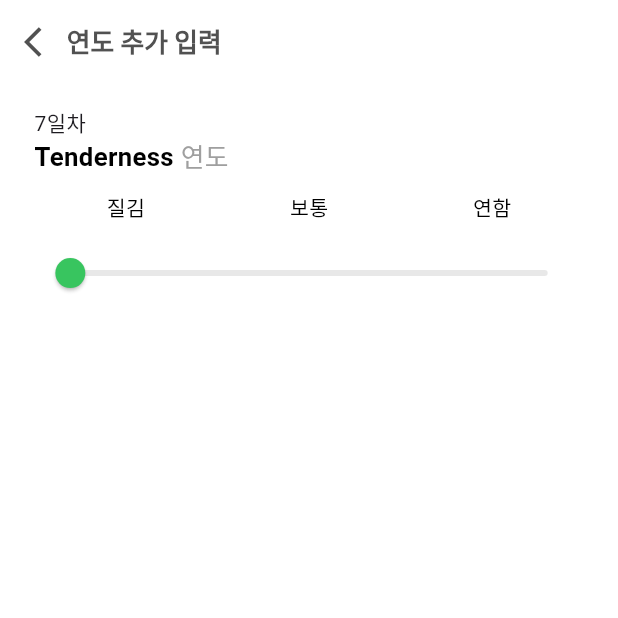
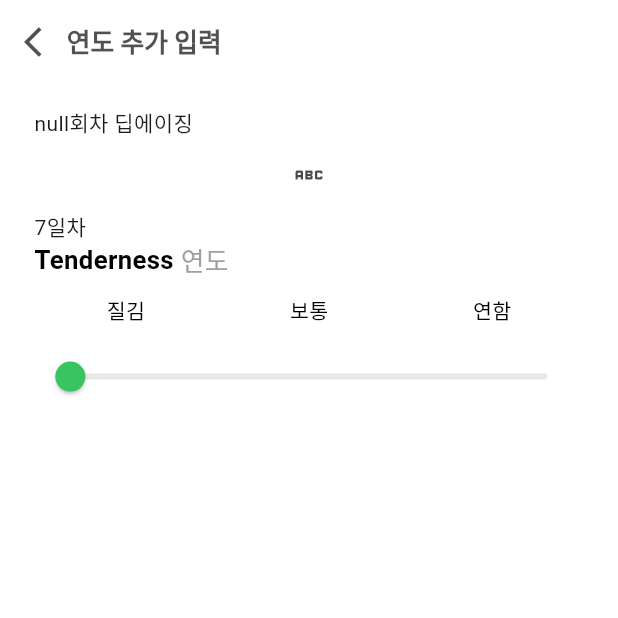
Before and after one commit to wonjuneee/20242R0136COSE48002, a Flutter app: the InsertionHeatedSensoryAddScreen screen opened by its route, on a phone screen of 412 x 824 dp, the top half of it. Run offline on Flutter 3.47's test engine with Material 3 defaults, Android fonts, the phone set to English and light mode, and no system bars; drawn by our look-alikes of syncfusion_flutter_sliders; our stand-ins replace camera, cloud_firestore, dotted_border, email_validator, firebase_auth, firebase_core and 8 more; missing offline and left inert: kpostal, qr_code_scanner, syncfusion_flutter_core, xml2json; accounts and stored records are empty; Roboto replaces fonts that are missing (Pretendard); statements that could not run were skipped.

Commit message:
feat:날짜차이 구하기

```diff
--- a/app/structure/lib/config/userfuls.dart
+++ b/app/structure/lib/config/usefuls.dart
@@ -47,6 +47,14 @@ class Usefuls {
     return '$year.$month.$day';
   }
 
+  /// date 형식을 yyyy.MM.dd -> yyyyMMdd로 변환하는 함수
+  static String dotDateToDate(String dotDate) {
+    String year = dotDate.substring(0, 4);
+    String month = dotDate.substring(5, 7);
+    String day = dotDate.substring(8, 10);
+    return '$year$month$day';
+  }
+
   /// yyyy-MM-ddThh:mm:ss 형식의 날짜를 yyyy.MM.dd 형식으로 파싱
   static String parseDate(String? inputDate) {
     if (inputDate == null) return '-';
--- a/app/structure/lib/model/meat_model.dart
+++ b/app/structure/lib/model/meat_model.dart
@@ -49,6 +49,9 @@ class MeatModel with ChangeNotifier {
 
   /// 선택된 데이터의 seqno
   int? seqno;
+
+  /// 선택된 데이터의 deepaging 생성 날짜
+  String? deepAgingCreatedAt;
 
   /// 관능평가 데이터
   ///
@@ -211,6 +214,7 @@ class MeatModel with ChangeNotifier {
     this.birthYmd,
     this.deepAgingInfo,
     this.seqno,
+    this.deepAgingCreatedAt,
     this.sensoryEval,
     this.heatedSensoryEval,
     this.probExpt,
@@ -463,6 +467,7 @@ class MeatModel with ChangeNotifier {
   /// 선택된 index의 처리육 데이터 저장
   void fromJsonDeepAged(int idx) {
     seqno = int.parse('${deepAgingInfo![idx]['seqno']}');
+    deepAgingCreatedAt = deepAgingInfo![idx]['date'];
     sensoryEval = deepAgingInfo![idx]['sensory_eval'];
     heatedSensoryEval = deepAgingInfo![idx]['heatedmeat_sensory_eval'];
     probExpt = deepAgingInfo![idx]['probexpt_data'];
@@ -495,6 +500,7 @@ class MeatModel with ChangeNotifier {
     /* 딥에이징 관련 데이터 */
     deepAgingInfo = null;
     seqno = null;
+    deepAgingCreatedAt = null;
     sensoryEval = null;
     imgAdded = false;
     heatedSensoryEval = null;
--- a/app/structure/lib/screen/data_management/researcher/insertion_heated_sensory_add_screen.dart
+++ b/app/structure/lib/screen/data_management/researcher/insertion_heated_sensory_add_screen.dart
@@ -44,6 +44,19 @@ class _InsertionHeatedSensoryAddScreenState
                 SizedBox(height: 24.h),
                 Container(
                   alignment: Alignment.topLeft,
+                  child: Text(
+                      "${insertionHeatedSensoryAddViewModel.seqNo}회차 딥에이징"),
+                ),
+                // Container(
+                //   alignment: Alignment.topLeft,
+                //   child: Text(
+                //       "${insertionHeatedSensoryAddViewModel}회차 딥에이징"),
+                // ),
+                IconButton(
+                    onPressed: insertionHeatedSensoryAddViewModel.calculateDiff,
+                    icon: const Icon(Icons.abc)),
+                Container(
+                  alignment: Alignment.topLeft,
                   child: Text(period[1]),
                 ),
                 const DataTitle(korText: '연도', engText: 'Tenderness'),
```
Also changed, not shown: app/structure/lib/viewModel/data_management/researcher/insertion_heated_sensory_add_view_model.dart (+19 -12 lines).
